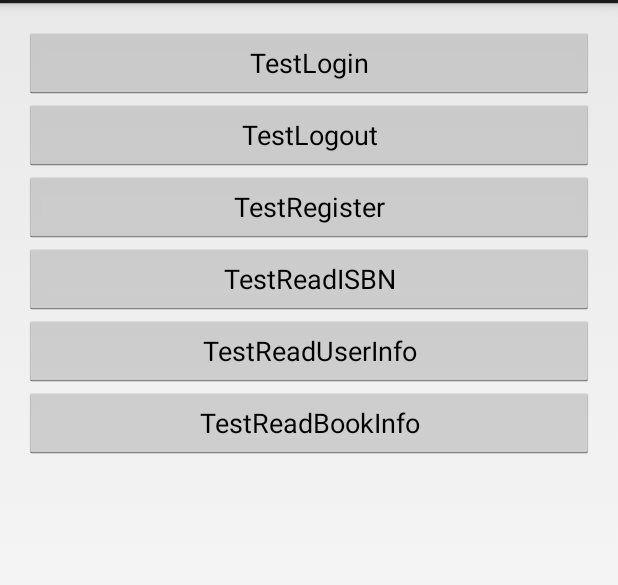
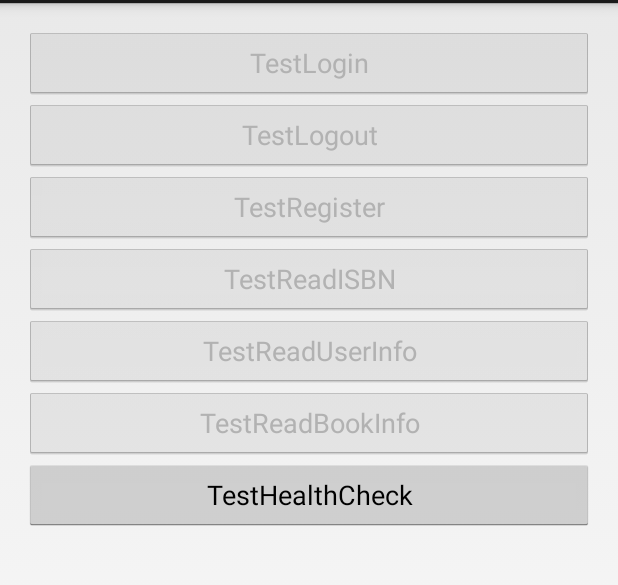
Before and after one commit to narakai/client_android, an Android app: the layout test_activity_function.xml on its own in the app's theme, with its tools: preview values and no code run, on a phone screen of 412 x 824 dp, the part 69-654 px from its top. Run offline under Robolectric (Android 15) with nearby library versions, the phone set to English and light mode, and no system bars.

Commit message:
1.FunctionTestActivity添加对healthCheck的网络请求的支持。

```diff
--- a/app/src/main/java/com/yobook/asynchttp/NetManager.java
+++ b/app/src/main/java/com/yobook/asynchttp/NetManager.java
@@ -13,5 +13,10 @@ public class NetManager {
     }
 
 
+    public static void getHealthCHeck(AsyncHttpResponseHandler responseHandler) {
+        //RequestParams params = new RequestParams();
+        mClient.get(URLBuilder.getUrl(URL.HEALTHCHECK), null, responseHandler);
+    }
+
 
 }
--- a/app/src/main/res/layout/test_activity_function.xml
+++ b/app/src/main/res/layout/test_activity_function.xml
@@ -18,32 +18,44 @@
             android:layout_height="wrap_content"
             android:id="@+id/testLogin"
             android:text="@string/test_login"
+            android:enabled="false"
             />
         <Button
             android:layout_width="match_parent"
             android:layout_height="wrap_content"
             android:id="@+id/testLogout"
             android:text="@string/test_logout"
+            android:enabled="false"
             />
         <Button
             android:layout_width="match_parent"
             android:layout_height="wrap_content"
             android:text="@string/test_register"
+            android:enabled="false"
             />
         <Button
             android:layout_width="match_parent"
             android:layout_height="wrap_content"
             android:text="@string/test_readISBN"
+            android:enabled="false"
             />
         <Button
             android:layout_width="match_parent"
             android:layout_height="wrap_content"
             android:text="@string/test_readUserInfo"
+            android:enabled="false"
             />
         <Button
             android:layout_width="match_parent"
             android:layout_height="wrap_content"
             android:text="@string/test_readBookInfo"
+            android:enabled="false"
+            />
+        <Button
+            android:id="@+id/testHealthCheck"
+            android:layout_width="match_parent"
+            android:layout_height="wrap_content"
+            android:text="@string/test_healthCheck"
             />
 
     </LinearLayout>
--- a/app/src/main/res/values/strings.xml
+++ b/app/src/main/res/values/strings.xml
@@ -23,6 +23,7 @@
     <string name="test_readISBN">TestReadISBN</string>
     <string name="test_readBookInfo">TestReadBookInfo</string>
     <string name="test_readUserInfo">TestReadUserInfo</string>
+    <string name="test_healthCheck">TestHealthCheck</string>
 
 
 </resources>
```
Also changed, not shown: app/src/main/AndroidManifest.xml (+6 -4 lines), app/src/main/java/com/yobook/activity/FunctionTestActivity.java (+19 -0 lines), app/src/main/java/com/yobook/asynchttp/URLBuilder.java (+7 -1 lines).
